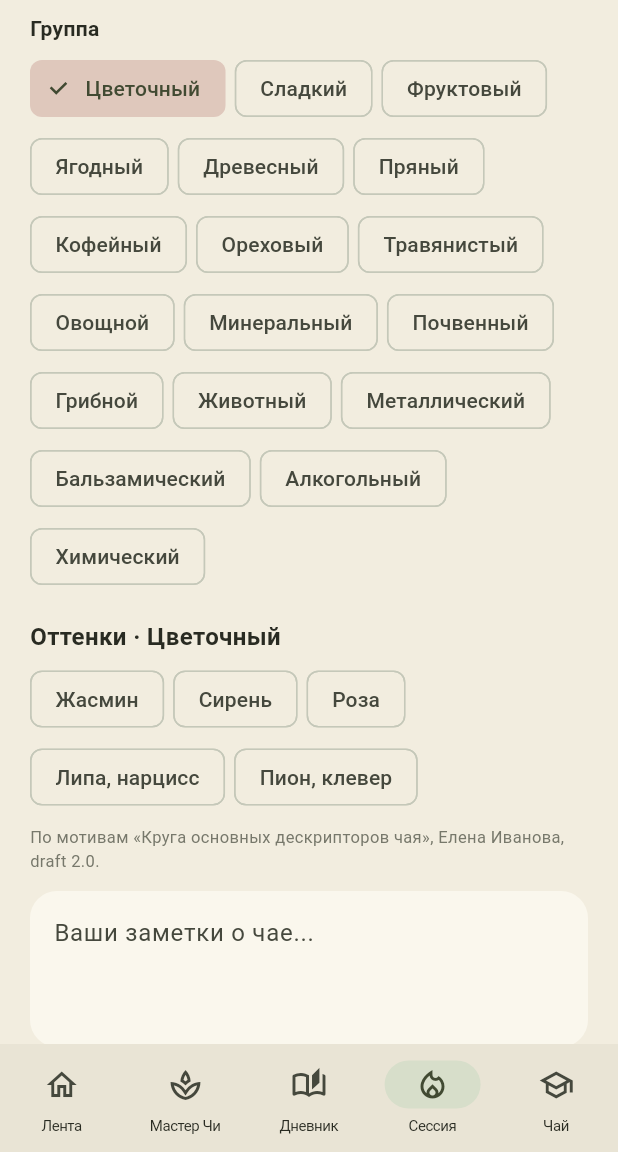
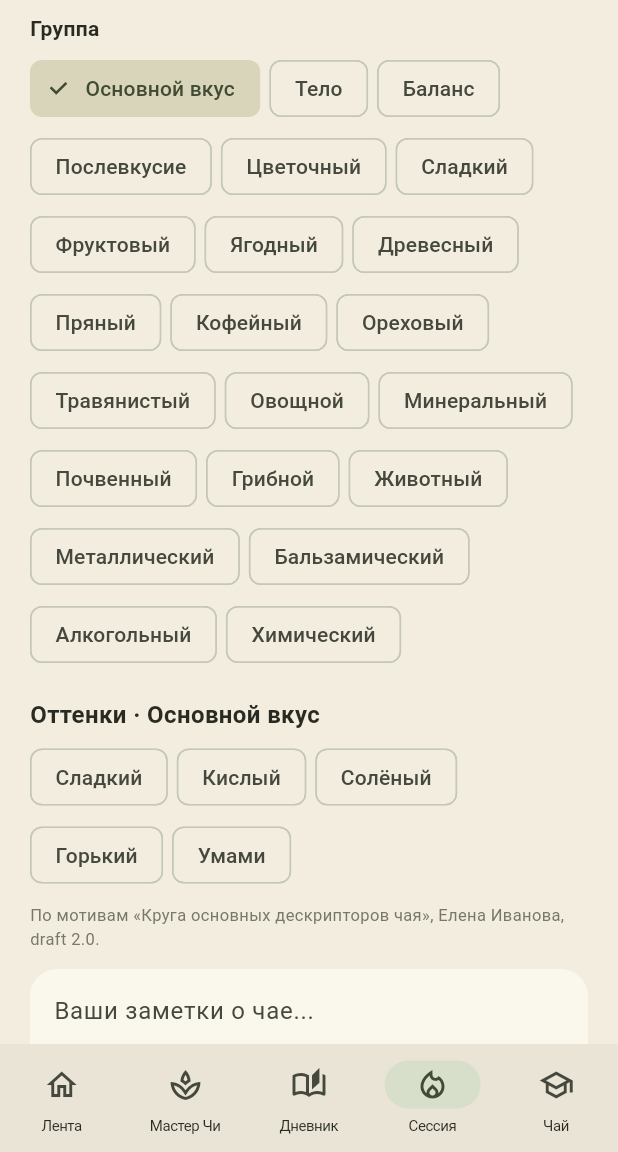
Before and after one commit to cha-tara/cha-tara.github.io, a Flutter app: the screen it shows after launch, item 4 of the bottom bar chosen, scrolled down 1152 dp, on a phone screen of 412 x 824 dp, the part 84-1236 px from its top. Run offline on Flutter 3.47's test engine with Material 3 defaults, Android fonts, the phone set to English and light mode, and no system bars; our stand-ins replace shared_preferences; Roboto replaces fonts that are missing (Georgia).

Commit message:
Include taste and mouthfeel descriptors

```diff
--- a/lib/descriptor_wheel.dart
+++ b/lib/descriptor_wheel.dart
@@ -10,6 +10,22 @@ class DescriptorGroup {
 }
 
 const groups = [
+  DescriptorGroup('Основной вкус', Color(0xffa9a778),
+      ['Сладкий', 'Кислый', 'Солёный', 'Горький', 'Умами']),
+  DescriptorGroup('Тело', Color(0xff849584), [
+    'Сочный',
+    'Терпкий',
+    'Вязкий',
+    'Шершавый',
+    'Маслянистый',
+    'Гладкий',
+    'Лёгкий',
+    'Плотный'
+  ]),
+  DescriptorGroup('Баланс', Color(0xffa5a482),
+      ['Сбалансированный', 'Гармоничный', 'Резкий', 'Грубый']),
+  DescriptorGroup('Послевкусие', Color(0xffb2a184),
+      ['Интенсивное', 'Слабое', 'Длительное', 'Быстро уходящее']),
   DescriptorGroup('Цветочный', Color(0xffbd827c),
       ['Жасмин', 'Сирень', 'Роза', 'Липа, нарцисс', 'Пион, клевер']),
   DescriptorGroup('Сладкий', Color(0xffc79563), [
```
